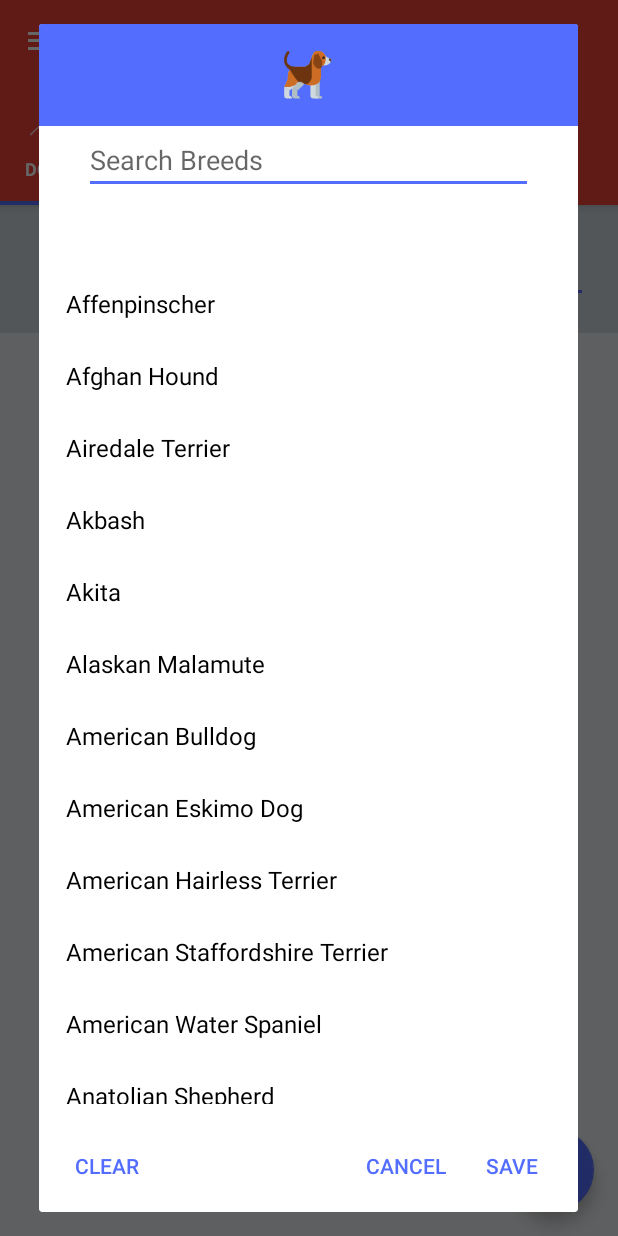
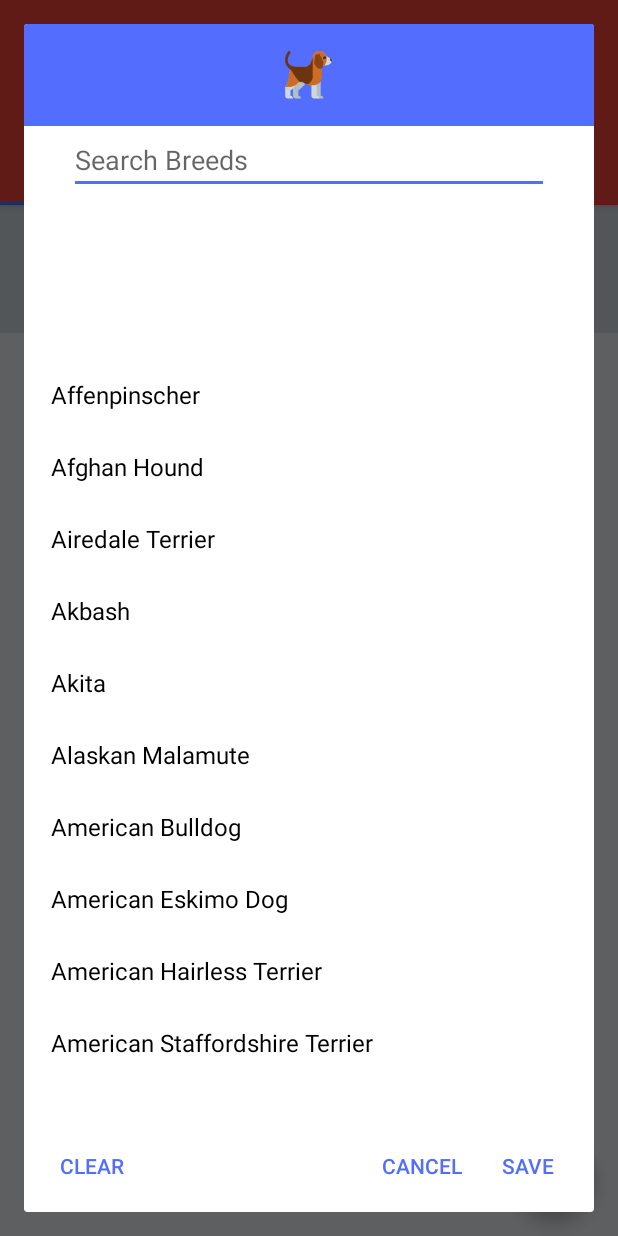
Before and after one commit to drose379/AdoptAPet, an Android app: the screen it shows after launch (MainActivity), after a tap on "SELECT BREEDS", on a phone screen of 412 x 824 dp. Run offline under Robolectric (Android 15) with nearby library versions, the phone set to English and light mode, and no system bars.

Commit message:
More readable way to display selected breeds

```diff
--- a/app/src/main/res/layout/breed_select_dialog.xml
+++ b/app/src/main/res/layout/breed_select_dialog.xml
@@ -12,16 +12,22 @@
         android:id="@+id/breedSearch"
         />
 
-    <TextView
-        android:layout_width="wrap_content"
-        android:layout_height="wrap_content"
-        android:maxHeight="100dp"
+    <ScrollView
+        android:layout_width="match_parent"
+        android:layout_height="100dp">
+        <LinearLayout
+            android:layout_width="match_parent"
+            android:layout_height="100dp"
+            android:gravity="center_horizontal"
             android:textColor="@color/colorAccent"
             android:textStyle="bold"
             android:scrollbars="vertical"
+            android:orientation="vertical"
             android:padding="10dp"
             android:id="@+id/selectedBreeds"
             />
+    </ScrollView>
+
 
     <ListView
         android:layout_width="match_parent"
```
Also changed, not shown: app/src/main/java/dylan/com/adoptapet/DogFragment.java (+22 -3 lines). Lines whose indentation alone changed are shown as unchanged.
